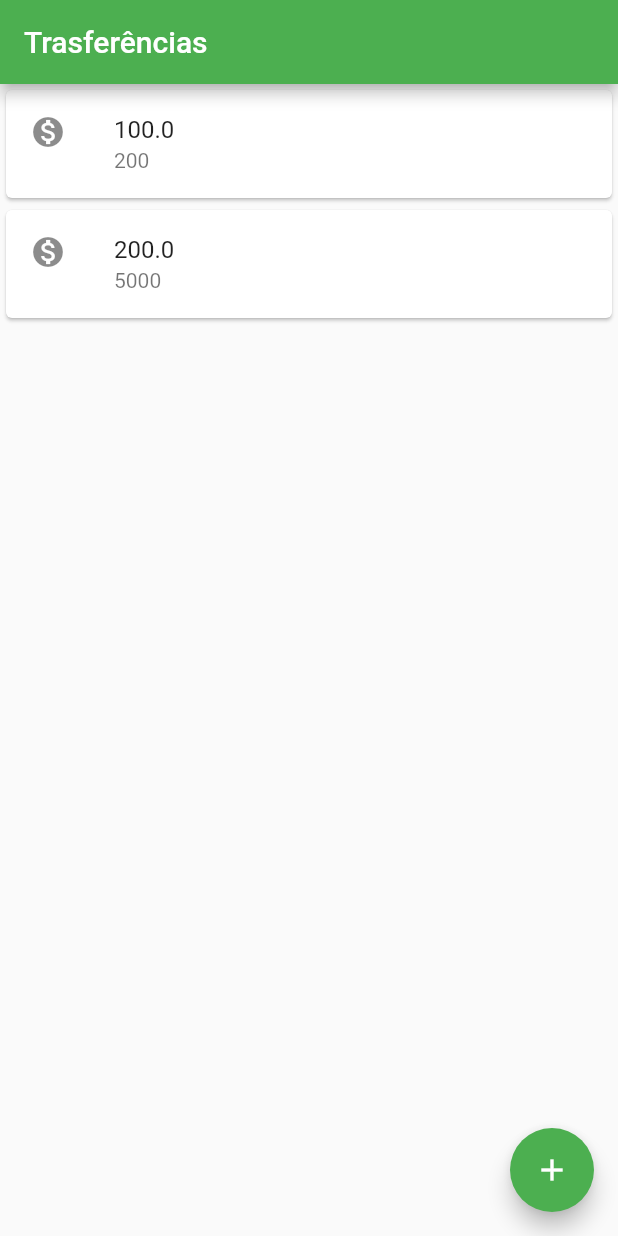
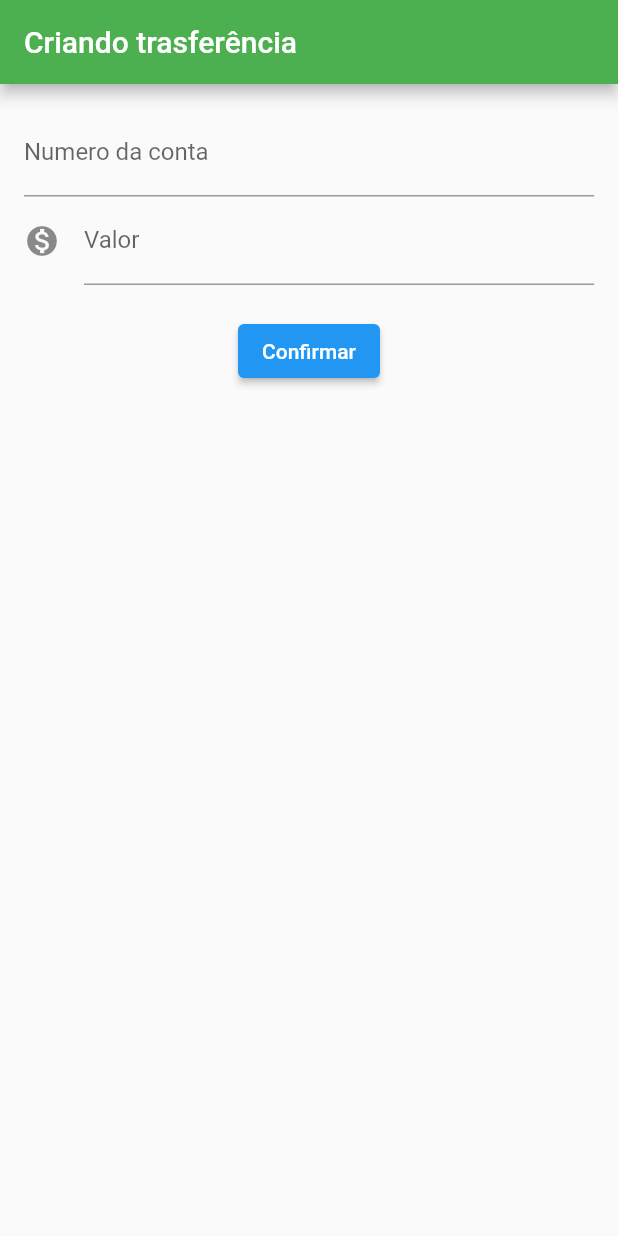
Before and after one commit to DaniloSacramento/Lista-de-Trasferencia-, a Flutter app: the screen it shows after launch, on a phone screen of 412 x 824 dp. Run offline on Flutter 3.47's test engine with Material 2 defaults, Android fonts, the phone set to English and light mode, and no system bars.

Commit message:
Formulario

```diff
--- a/lista_trasferencia/lib/main.dart
+++ b/lista_trasferencia/lib/main.dart
@@ -1,4 +1,5 @@
 import 'package:flutter/material.dart';
+import 'package:lista_trasferencia/screens/formulario_trasferencia.dart';
 import 'package:lista_trasferencia/screens/primeira_tela.dart';
 
 void main() {
@@ -15,18 +16,10 @@ class MyApp extends StatelessWidget {
       title: 'Flutter Demo',
       debugShowCheckedModeBanner: false,
       theme: ThemeData(
-        // This is the theme of your application.
-        //
-        // Try running your application with "flutter run". You'll see the
-        // application has a blue toolbar. Then, without quitting the app, try
-        // changing the primarySwatch below to Colors.green and then invoke
-        // "hot reload" (press "r" in the console where you ran "flutter run",
-        // or simply save your changes to "hot reload" in a Flutter IDE).
-        // Notice that the counter didn't reset back to zero; the application
-        // is not restarted.
+
         primarySwatch: Colors.blue,
       ),
-      home: PrimeiraTela()
+      home: FormularioTrasferencia()
     );
   }
 }
--- /dev/null
+++ b/lista_trasferencia/lib/screens/formulario_trasferencia.dart
@@ -0,0 +1,46 @@
+import 'package:flutter/material.dart';
+import 'package:flutter/src/widgets/container.dart';
+import 'package:flutter/src/widgets/framework.dart';
+
+class FormularioTrasferencia extends StatelessWidget {
+  const FormularioTrasferencia({super.key});
+
+  @override
+  Widget build(BuildContext context) {
+    return Scaffold(
+      appBar: AppBar(
+        title: Text("Criando trasferência"),
+        backgroundColor: Colors.green,
+      ),
+      body: Padding(
+        padding: const EdgeInsets.all(16),
+        child: Form(
+          child: Column(
+            children: [
+              TextFormField(
+                style: const TextStyle(fontSize: 16),
+                decoration: const InputDecoration(
+                  labelText: "Numero da conta",
+                  hintText: "0000"
+                ),
+                keyboardType: TextInputType.number,
+              ),
+              TextFormField(
+                 style: const TextStyle(fontSize: 16),
+                decoration: const InputDecoration(
+                  icon: Icon(Icons.monetization_on),
+                  labelText: "Valor",
+                  hintText: "0.00"
+                ),
+              ),
+              Padding(
+                padding: EdgeInsets.only(top: 20),
+                child: ElevatedButton(onPressed: (){}, child: Text("Confirmar")),
+              )
+            ],
+          ),
+        ),
+      ),
+    );
+  }
+}
--- a/lista_trasferencia/lib/screens/lista_trasferencias.dart
+++ b/lista_trasferencia/lib/screens/lista_trasferencias.dart
@@ -11,11 +11,14 @@ class ListaTrasferencia extends StatelessWidget {
 
   @override
   Widget build(BuildContext context) {
-    return Column(
-        children:  [
-          ItemTransferencia(Trasferencia(100, 200)),
-          ItemTransferencia(Trasferencia(200, 5000)),
-        ],
-      );
+    return Scaffold(
+      body: Column(
+          children:  [
+            ItemTransferencia(Trasferencia(100, 200)),
+            ItemTransferencia(Trasferencia(200, 5000)),
+          ],
+        ),
+
+    );
   }
 }
--- a/lista_trasferencia/lib/screens/primeira_tela.dart
+++ b/lista_trasferencia/lib/screens/primeira_tela.dart
@@ -2,6 +2,7 @@ import 'package:flutter/src/widgets/container.dart';
 import 'package:flutter/src/widgets/framework.dart';
 import 'package:flutter/material.dart';
 
+import 'formulario_trasferencia.dart';
 import 'lista_trasferencias.dart';
 
 class PrimeiraTela extends StatelessWidget {
@@ -17,7 +18,7 @@ class PrimeiraTela extends StatelessWidget {
         ),
         backgroundColor: Colors.green,
       ),
-      body: const ListaTrasferencia(),
+      body: FormularioTrasferencia(),
       floatingActionButton: FloatingActionButton(
         onPressed: () {},
         child: Icon(Icons.add),
```
